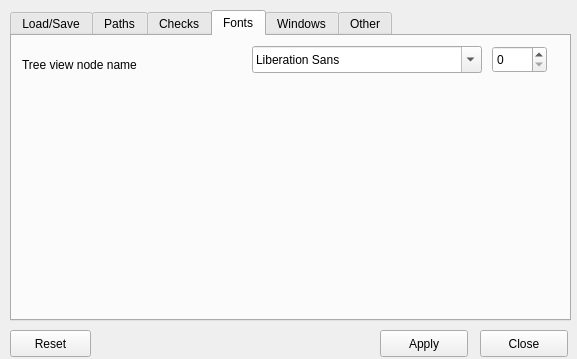
pyCGNS/pyCGNS, file NAVigater/CGNS/NAV/T/Q7OptionsWindow.ui: the form before one commit.
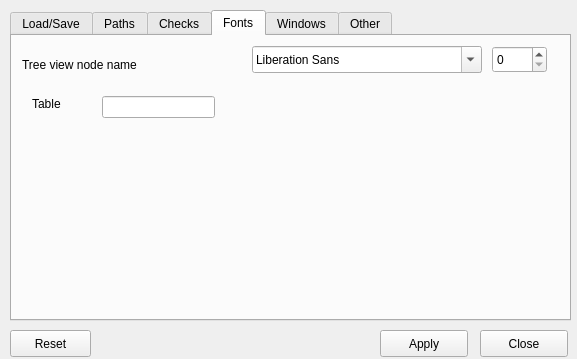
The form after the commit. The open tabs and pages were chosen to show the change. Icons and pictures are not drawn.

Commit message: change options class

What changed in the file:
```diff
--- a/NAVigater/CGNS/NAV/T/Q7OptionsWindow.ui
+++ b/NAVigater/CGNS/NAV/T/Q7OptionsWindow.ui
@@ -406,6 +406,29 @@
       <string>Tree view node name</string>
      </property>
     </widget>
+    <widget class="QLabel" name="label_3">
+     <property name="geometry">
+      <rect>
+       <x>20</x>
+       <y>60</y>
+       <width>58</width>
+       <height>16</height>
+      </rect>
+     </property>
+     <property name="text">
+      <string>Table</string>
+     </property>
+    </widget>
+    <widget class="QLineEdit" name="__O_fixedfonttable">
+     <property name="geometry">
+      <rect>
+       <x>90</x>
+       <y>60</y>
+       <width>113</width>
+       <height>22</height>
+      </rect>
+     </property>
+    </widget>
    </widget>
    <widget class="QWidget" name="tab_4">
     <attribute name="title">
```
Left out of the diff: 15 changed lines with no effect on the pictures. The commit also changes 27 other files.
